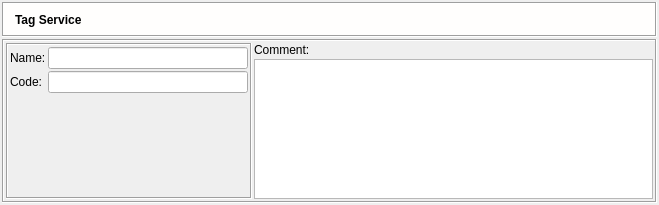
fwbuilder/fwbuilder, file src/gui/tagservicedialog_q.ui: the form before one commit.
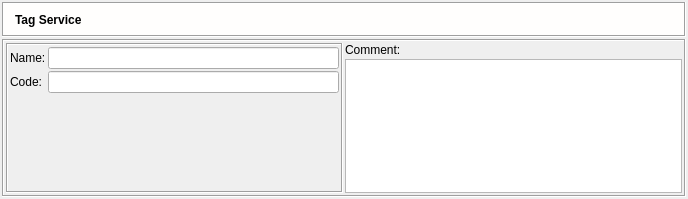
The form after the commit. Icons and pictures are not drawn.

What changed in the file:
```diff
--- a/src/gui/tagservicedialog_q.ui
+++ b/src/gui/tagservicedialog_q.ui
@@ -5,8 +5,8 @@
    <rect>
     <x>0</x>
     <y>0</y>
-    <width>659</width>
-    <height>205</height>
+    <width>688</width>
+    <height>199</height>
    </rect>
   </property>
   <property name="windowTitle" >
@@ -221,13 +221,13 @@
             <widget class="QLineEdit" name="obj_name" >
              <property name="sizePolicy" >
               <sizepolicy vsizetype="Fixed" hsizetype="Preferred" >
-               <horstretch>0</horstretch>
+               <horstretch>200</horstretch>
                <verstretch>0</verstretch>
               </sizepolicy>
              </property>
              <property name="minimumSize" >
               <size>
-               <width>200</width>
+               <width>0</width>
                <height>0</height>
               </size>
              </property>
```
